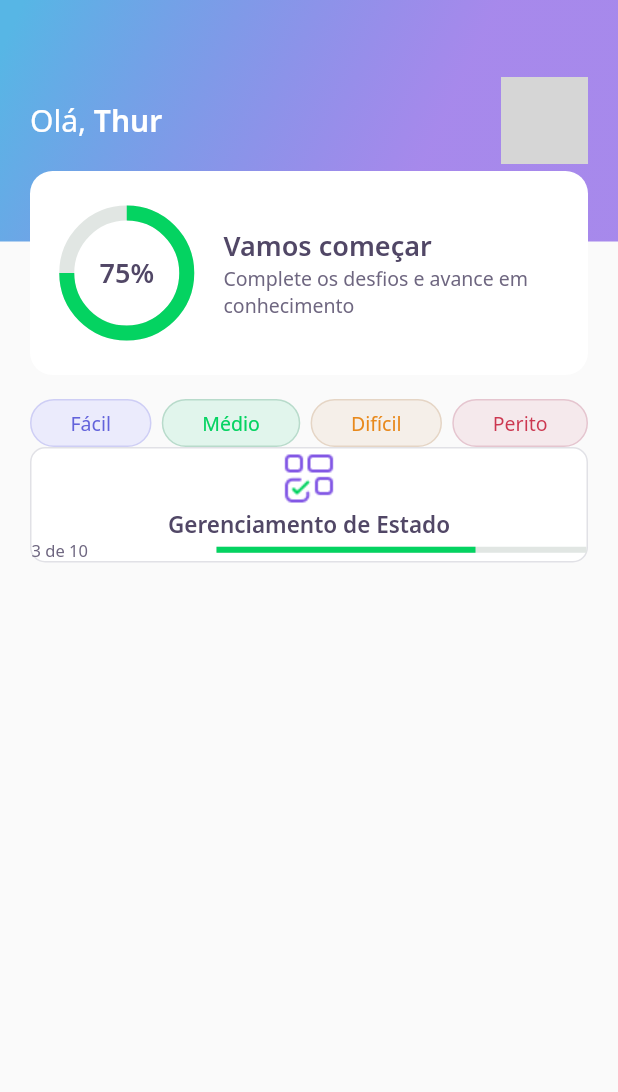
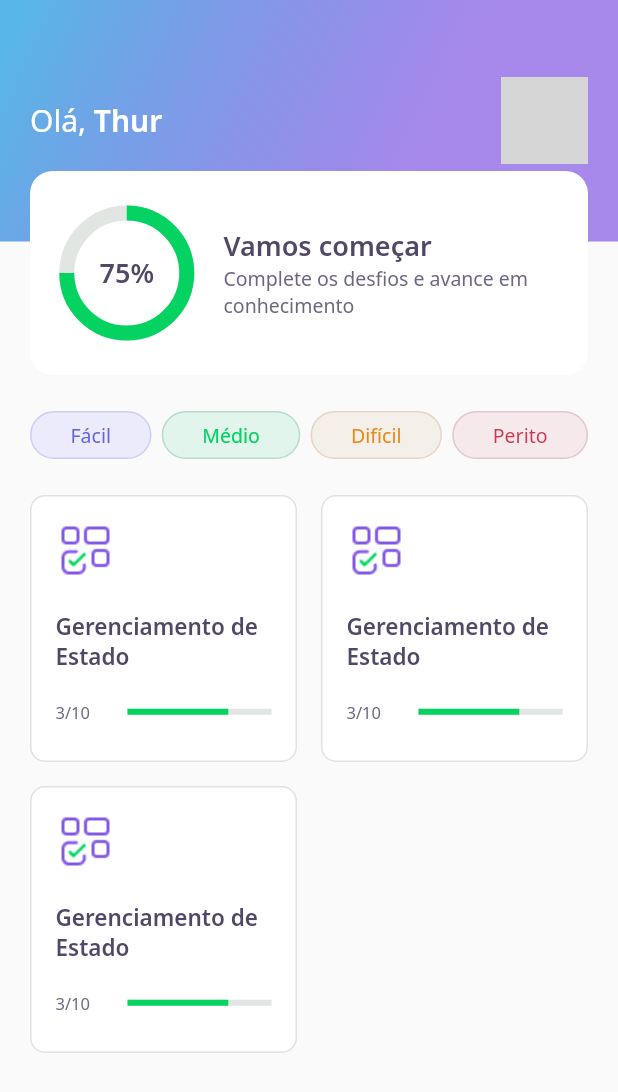
Before and after one commit to Arthurferrera/devquiz, a Flutter app: the screen it shows after launch, on a phone screen of 412 x 824 dp. Shown: the top 1092 px of the screen. Run offline on Flutter 3.47's test engine with Material 2 defaults, Android fonts, the phone set to English and light mode, and no system bars; our stand-ins replace google_fonts; network calls fail; grey boxes are pictures that could not be loaded.

Commit message:
create listview of quiz card

```diff
--- a/lib/home/home_page.dart
+++ b/lib/home/home_page.dart
@@ -16,9 +16,12 @@ class _HomePageState extends State<HomePage> {
     return Scaffold(
         appBar: AppBarWidget(),
         body: Padding(
-          padding: const EdgeInsets.symmetric(horizontal: 20, vertical: 16),
+          padding: const EdgeInsets.symmetric(horizontal: 20),
           child: Column(
             children: [
+              SizedBox(
+                height: 24,
+              ),
               Row(
                 mainAxisAlignment: MainAxisAlignment.spaceBetween,
                 children: [
@@ -28,7 +31,21 @@ class _HomePageState extends State<HomePage> {
                   LevelButtonWidget(label: "Perito"),
                 ],
               ),
-              QuizCardWidget(),
+              SizedBox(
+                height: 24,
+              ),
+              Expanded(
+                child: GridView.count(
+                  crossAxisSpacing: 16,
+                  mainAxisSpacing: 16,
+                  crossAxisCount: 2,
+                  children: [
+                    QuizCardWidget(),
+                    QuizCardWidget(),
+                    QuizCardWidget(),
+                  ],
+                ),
+              ),
             ],
           ),
         ));
--- a/lib/home/widgets/quiz_card/quiz_card_widget.dart
+++ b/lib/home/widgets/quiz_card/quiz_card_widget.dart
@@ -7,6 +7,7 @@ class QuizCardWidget extends StatelessWidget {
   @override
   Widget build(BuildContext context) {
     return Container(
+      padding: EdgeInsets.all(16),
       decoration: BoxDecoration(
         color: AppColors.white,
         borderRadius: BorderRadius.circular(10),
@@ -17,22 +18,29 @@ class QuizCardWidget extends StatelessWidget {
         ),
       ),
       child: Column(
+        crossAxisAlignment: CrossAxisAlignment.start,
         children: [
           Container(
             height: 40,
             width: 40,
             child: Image.asset(AppImages.blocks),
           ),
+          SizedBox(
+            height: 20,
+          ),
           Text(
             "Gerenciamento de Estado",
             style: AppTextStyles.heading15,
+          ),
+          SizedBox(
+            height: 20,
           ),
           Row(
             children: [
               Expanded(
                 flex: 1,
                 child: Text(
-                  "3 de 10",
+                  "3/10",
                   style: AppTextStyles.body11,
                 ),
               ),
```
